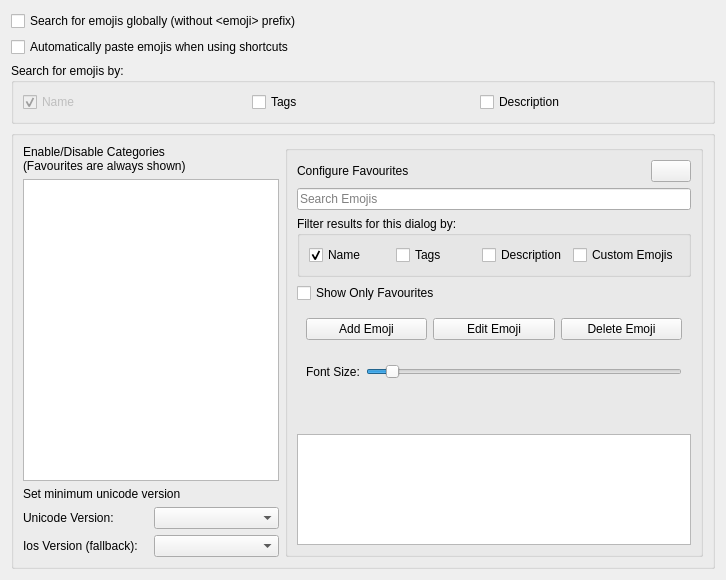
Old version of the form src/config/emojirunner_config.ui in the repository alex1701c/EmojiRunner.
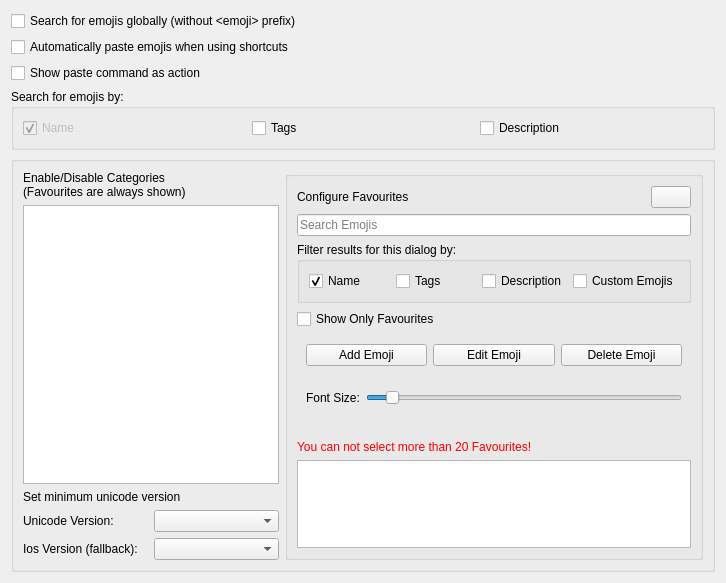
New version of the form. Icons and pictures are not drawn.

Commit message: Add paste by action feature, fix deprecations

Diff of the .ui file:
```diff
--- a/src/config/emojirunner_config.ui
+++ b/src/config/emojirunner_config.ui
@@ -8,7 +8,7 @@
     <x>0</x>
     <y>0</y>
     <width>726</width>
-    <height>580</height>
+    <height>583</height>
    </rect>
   </property>
   <property name="minimumSize">
@@ -32,6 +32,13 @@
      </property>
     </widget>
    </item>
+   <item>
+    <widget class="QCheckBox" name="pasteActionCheckBox">
+     <property name="text">
+      <string>Show paste command as action</string>
+     </property>
+    </widget>
+   </item>
    <item>
     <widget class="QGroupBox" name="favouriteFilterGroupBox_2">
      <property name="title">
@@ -339,7 +346,7 @@
                 <string notr="true">color:red</string>
                </property>
                <property name="text">
-                <string/>
+                <string>You can not select more than 20 Favourites!</string>
                </property>
               </widget>
              </item>
```
The commit also changes 13 other files.
